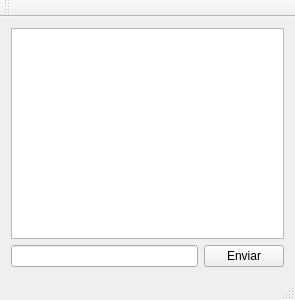
Before: the Qt Designer form mainwindow.ui in MacoChave/Proyecto1_SharedFiles-Server, drawn with Qt 5.
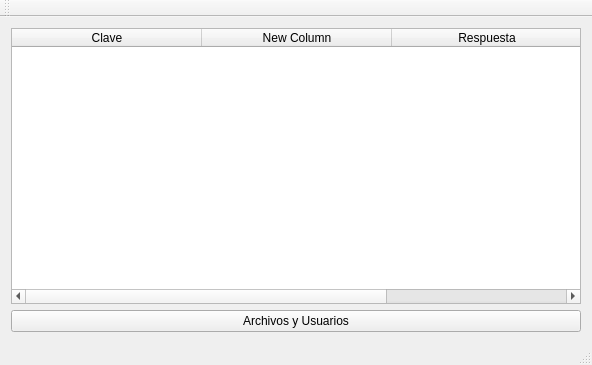
After: the same form once the commit is applied.

Diff of the .ui file:
```diff
--- a/mainwindow.ui
+++ b/mainwindow.ui
@@ -6,8 +6,8 @@
    <rect>
     <x>0</x>
     <y>0</y>
-    <width>295</width>
-    <height>300</height>
+    <width>592</width>
+    <height>365</height>
    </rect>
   </property>
   <property name="windowTitle">
@@ -16,21 +16,36 @@
   <widget class="QWidget" name="centralWidget">
    <layout class="QGridLayout" name="gridLayout">
     <item row="0" column="0">
-     <widget class="QTextEdit" name="edtLog"/>
+     <widget class="QTableWidget" name="tblLog">
+      <attribute name="horizontalHeaderDefaultSectionSize">
+       <number>190</number>
+      </attribute>
+      <attribute name="horizontalHeaderMinimumSectionSize">
+       <number>100</number>
+      </attribute>
+      <column>
+       <property name="text">
+        <string>Clave</string>
+       </property>
+      </column>
+      <column>
+       <property name="text">
+        <string>New Column</string>
+       </property>
+      </column>
+      <column>
+       <property name="text">
+        <string>Respuesta</string>
+       </property>
+      </column>
+     </widget>
     </item>
     <item row="1" column="0">
-     <layout class="QHBoxLayout" name="horizontalLayout">
-      <item>
-       <widget class="QLineEdit" name="edtMensaje"/>
-      </item>
-      <item>
-       <widget class="QPushButton" name="btnMensaje">
-        <property name="text">
-         <string>Enviar</string>
-        </property>
-       </widget>
-      </item>
-     </layout>
+     <widget class="QPushButton" name="btnMensaje">
+      <property name="text">
+       <string>Archivos y Usuarios</string>
+      </property>
+     </widget>
     </item>
    </layout>
   </widget>
```
Left out of the diff: 2 changed lines with no effect on the pictures.
